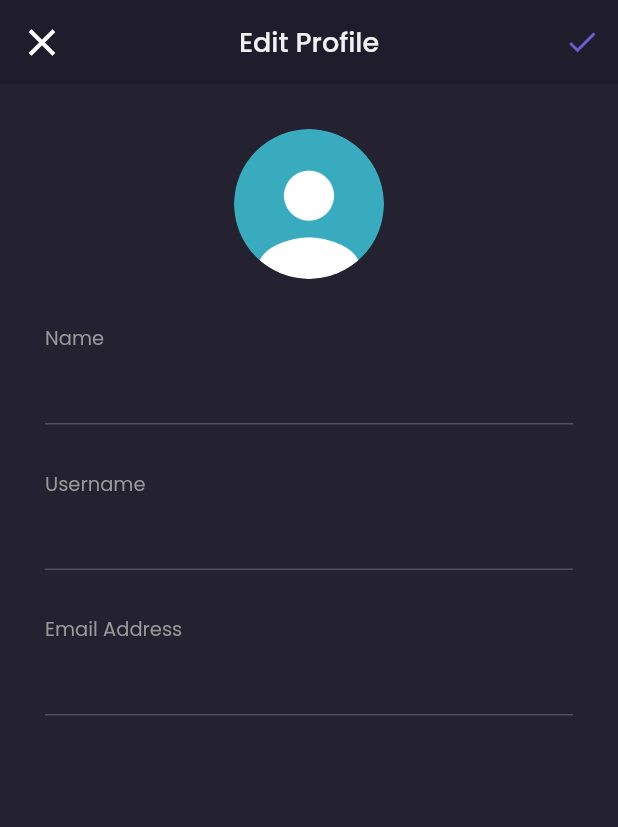
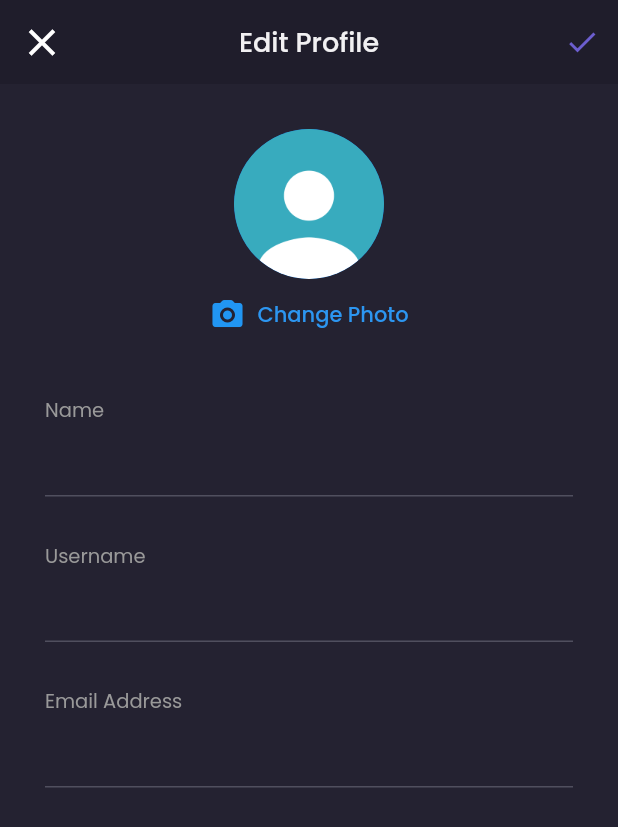
Before and after one commit to mzaka99/tokopaedi, a Flutter app: the EditProfilePage screen opened by its route, on a phone screen of 412 x 824 dp. Shown: the top 827 px of the screen. Run offline on Flutter 3.47's test engine with Material 2 defaults, Android fonts, the phone set to English and light mode, and no system bars; our stand-ins replace carousel_slider, cloud_firestore, firebase_auth, firebase_core, firebase_storage, google_fonts and 2 more; accounts and stored records are empty.

Commit message:
Add : Upload & Fetching image profile user

```diff
--- a/lib/pages/edit_profile_page.dart
+++ b/lib/pages/edit_profile_page.dart
@@ -17,6 +17,8 @@ class EditProfilePage extends StatelessWidget {
         backgroundColor: bgColor1,
         leading: IconButton(
             onPressed: () {
+              Provider.of<UserProvider>(context, listen: false)
+                  .deleteImagePicker();
               Navigator.of(context).pop();
             },
             icon: const Icon(
@@ -51,15 +53,26 @@ class EditProfilePage extends StatelessWidget {
           builder: (context, data, _) => Column(
             crossAxisAlignment: CrossAxisAlignment.center,
             children: [
-              Container(
-                width: 100,
-                height: 100,
-                margin: EdgeInsets.only(top: defaultMargin),
-                decoration: const BoxDecoration(
-                  shape: BoxShape.circle,
-                  image: DecorationImage(
-                    image: AssetImage('assets/icon/profile_icon.png'),
-                  ),
+              SizedBox(
+                height: defaultMargin,
+              ),
+              CircleAvatar(
+                radius: 50,
+                backgroundImage:
+                    data.urlImageUser != null && data.imageUser == null
+                        ? NetworkImage(data.urlImageUser!)
+                        : data.imageUser != null
+                            ? FileImage(data.imageUser!) as ImageProvider
+                            : const AssetImage('assets/icon/profile_icon.png'),
+              ),
+              TextButton.icon(
+                onPressed: () {
+                  data.pickImage();
+                },
+                icon: const Icon(Icons.camera_alt_rounded),
+                label: Text(
+                  'Change Photo',
+                  style: priceTextStyle,
                 ),
               ),
               editProfileInput(
@@ -80,11 +93,15 @@ class EditProfilePage extends StatelessWidget {
       );
     }
 
-    return Scaffold(
-      resizeToAvoidBottomInset: false,
-      backgroundColor: bgColor3,
-      appBar: header(),
-      body: content(),
+    return WillPopScope(
+      onWillPop: () async =>
+          Provider.of<UserProvider>(context, listen: false).deleteImagePicker(),
+      child: Scaffold(
+        resizeToAvoidBottomInset: false,
+        backgroundColor: bgColor3,
+        appBar: header(),
+        body: content(),
+      ),
     );
   }
 }
```
Also changed, not shown: lib/pages/home/home_page.dart (+6 -12 lines), lib/pages/home/profile_page.dart (+5 -5 lines), lib/providers/user_provider.dart (+35 -0 lines).
